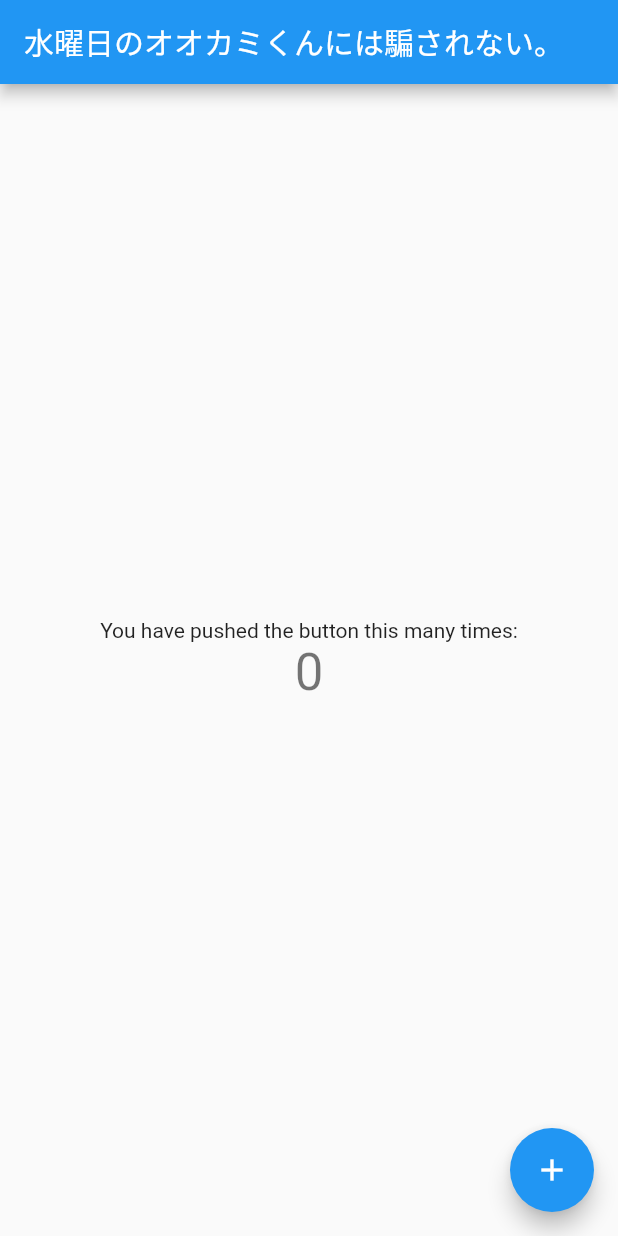
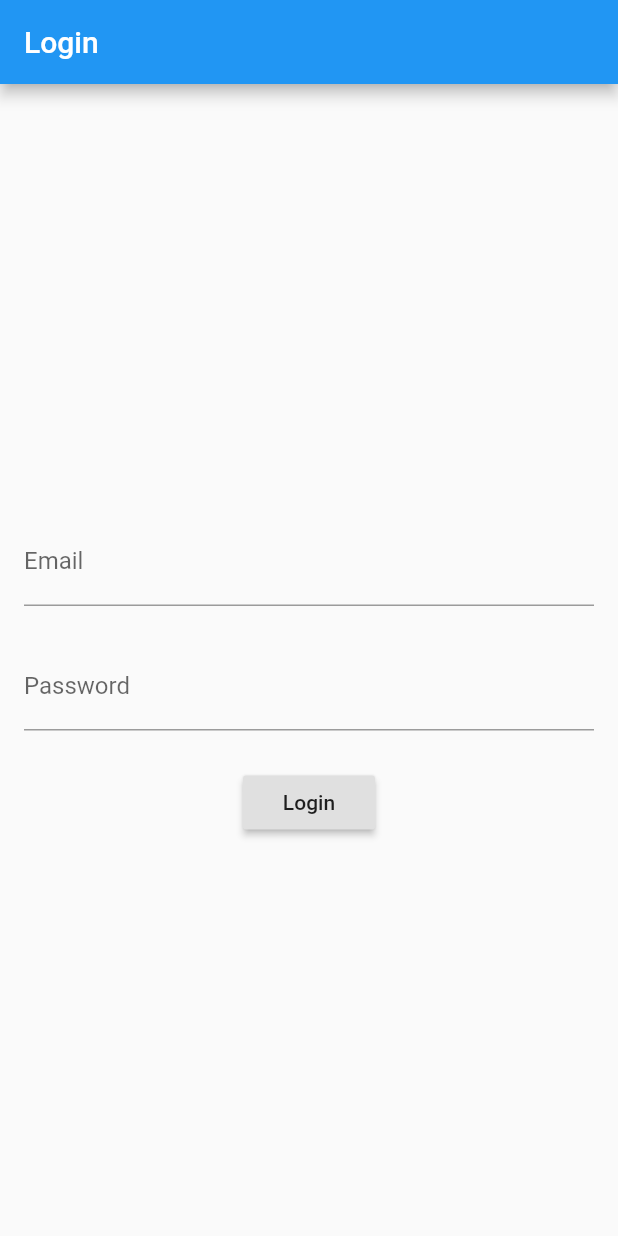
Before and after one commit to touyou/wednesday_wolf_app, a Flutter app: the screen it shows after launch, on a phone screen of 412 x 824 dp. Run offline on Flutter 3.47's test engine with Material 2 defaults, Android fonts, the light colour scheme and no system bars; our stand-ins replace cloud_firestore, firebase_auth; accounts and stored records are empty.

Commit message:
add login feature and routings

```diff
--- a/lib/main.dart
+++ b/lib/main.dart
@@ -1,64 +1,13 @@
 import 'package:flutter/material.dart';
+import 'package:wednesday_wolf_app/pages/home_page.dart';
+import 'package:wednesday_wolf_app/pages/login_page.dart';
+import 'package:wednesday_wolf_app/pages/splash_page.dart';
 
-void main() => runApp(MyApp());
-
-class MyApp extends StatelessWidget {
-  // This widget is the root of your application.
-  @override
-  Widget build(BuildContext context) {
-    return MaterialApp(
+void main() => runApp(MaterialApp(
       title: '水曜日のオオカミくんには騙されない。',
-      theme: ThemeData(
-        primarySwatch: Colors.blue,
-      ),
-      home: const MyHomePage(title: '水曜日のオオカミくんには騙されない。'),
-    );
-  }
-}
-
-class MyHomePage extends StatefulWidget {
-  const MyHomePage({Key key, this.title}) : super(key: key);
-
-  final String title;
-
-  @override
-  _MyHomePageState createState() => _MyHomePageState();
-}
-
-class _MyHomePageState extends State<MyHomePage> {
-  int _counter = 0;
-
-  void _incrementCounter() {
-    setState(() {
-      _counter++;
-    });
-  }
-
-  @override
-  Widget build(BuildContext context) {
-    return Scaffold(
-      appBar: AppBar(
-        title: Text(widget.title),
-      ),
-      body: Center(
-        child: Column(
-          mainAxisAlignment: MainAxisAlignment.center,
-          children: <Widget>[
-            const Text(
-              'You have pushed the button this many times:',
-            ),
-            Text(
-              '$_counter',
-              style: Theme.of(context).textTheme.display1,
-            ),
-          ],
-        ),
-      ),
-      floatingActionButton: FloatingActionButton(
-        onPressed: _incrementCounter,
-        tooltip: 'Increment',
-        child: Icon(Icons.add),
-      ),
-    );
-  }
-}
+      routes: <String, WidgetBuilder>{
+        '/': (_) => SplashPage(),
+        '/login': (_) => LoginPage(),
+        '/home': (_) => HomePage(),
+      },
+    ));
--- /dev/null
+++ b/lib/pages/login_page.dart
@@ -0,0 +1,86 @@
+import 'package:firebase_auth/firebase_auth.dart';
+import 'package:flutter/material.dart';
+import 'package:flutter/widgets.dart';
+import 'package:wednesday_wolf_app/common/utils.dart';
+
+class LoginPage extends StatefulWidget {
+  @override
+  _LoginPageState createState() => _LoginPageState();
+}
+
+class _LoginPageState extends State<LoginPage> {
+  final TextEditingController emailInputController = TextEditingController();
+
+  final TextEditingController passwordInputController = TextEditingController();
+
+  final FirebaseAuth _auth = FirebaseAuth.instance;
+
+  @override
+  Widget build(BuildContext context) {
+    return Scaffold(
+      appBar: AppBar(
+        title: const Text('Login'),
+      ),
+      body: _layoutBody(),
+    );
+  }
+
+  Widget _layoutBody() {
+    return Center(
+      child: Form(
+        child: SingleChildScrollView(
+          padding: const EdgeInsets.symmetric(horizontal: 16),
+          child: Column(
+            crossAxisAlignment: CrossAxisAlignment.stretch,
+            children: <Widget>[
+              const SizedBox(height: 24),
+              TextFormField(
+                controller: emailInputController,
+                decoration: const InputDecoration(
+                  border: UnderlineInputBorder(),
+                  labelText: 'Email',
+                ),
+              ),
+              const SizedBox(height: 24),
+              TextFormField(
+                controller: passwordInputController,
+                decoration: const InputDecoration(
+                  border: UnderlineInputBorder(),
+                  labelText: 'Password',
+                ),
+              ),
+              const SizedBox(height: 24),
+              Center(
+                child: RaisedButton(
+                  child: const Text('Login'),
+                  onPressed: () {
+                    final email = emailInputController.text;
+                    final password = passwordInputController.text;
+                    return _signIn(email, password).then((result) {
+                      Navigator.of(context).pushReplacementNamed('/home',
+                          arguments: result.user);
+                    }).catchError(
+                      (e) => showDialogMessage(
+                        context,
+                        title: 'ログインエラー',
+                        message: e.toString(),
+                        isOkOnly: true,
+                      ),
+                    );
+                  },
+                ),
+              )
+            ],
+          ),
+        ),
+      ),
+    );
+  }
+
+  Future<AuthResult> _signIn(String email, String password) async {
+    final result = await _auth.signInWithEmailAndPassword(
+        email: email, password: password);
+    print('User id is ${result.user.uid}');
+    return result;
+  }
+}
```
Also changed, not shown: lib/common/utils.dart (+38 -0 lines), lib/pages/home_page.dart (added, +30 -0 lines), lib/pages/splash_page.dart (added, +39 -0 lines), 2 other files.
